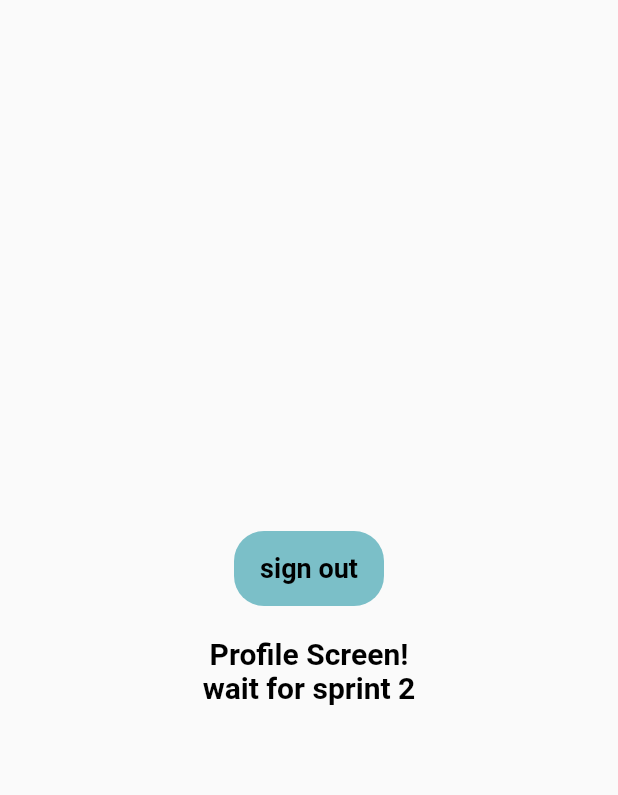
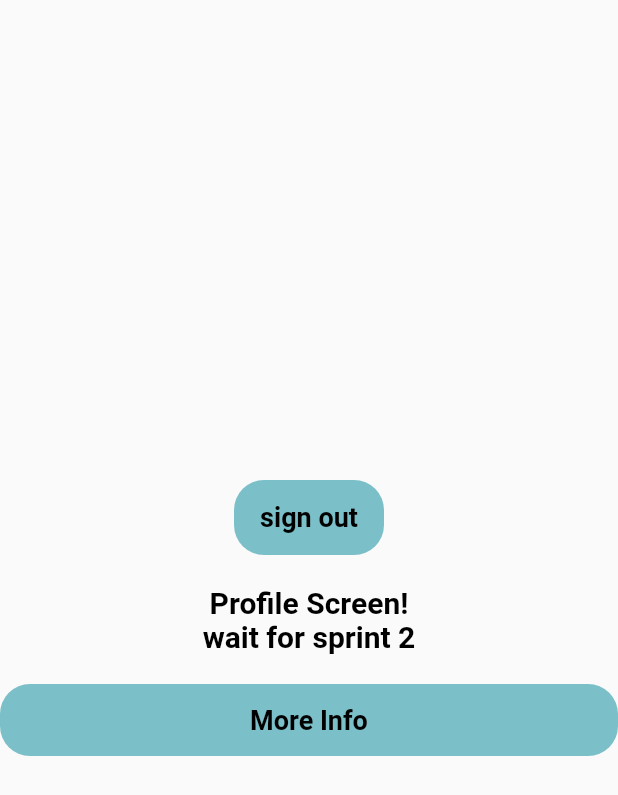
Before and after one commit to SondosRayan/2022a-CarCall, a Flutter app: the ProfileScreen screen opened directly, on a phone screen of 412 x 824 dp. Shown: the top 795 px of the screen. Run offline on Flutter 3.47's test engine with Material 2 defaults, Android fonts, the phone set to English and light mode, and no system bars; our stand-ins replace camera, cloud_firestore, firebase_auth, firebase_core, firebase_storage, google_sign_in; missing offline and left inert: pattern_formatter, simple_ocr_plugin; accounts and stored records are empty.

```diff
--- a/lib/screens/profile.dart
+++ b/lib/screens/profile.dart
@@ -24,7 +24,6 @@ class _ProfileScreenState extends State<ProfileScreen>
     super.build(context);
     return Scaffold(
       body: Center(
-
         child: Column(
           mainAxisAlignment: MainAxisAlignment.center,
           children: [
@@ -46,6 +45,27 @@ class _ProfileScreenState extends State<ProfileScreen>
             ),
             box,
             getText("Profile Screen!\nwait for sprint 2", Colors.black, 20, true),
+            box,
+            Material(
+              color: blue5,
+              borderRadius: BorderRadius.circular(20.0),
+              child: MaterialButton(
+                // color: blue5,
+                child: Align(
+                  alignment: Alignment.center,
+                  child: getText("More Info", Colors.black, 18, true),
+                ),
+                onPressed:(){
+                  showAboutDialog(
+                    context: context,
+                    applicationVersion: '1.0.0',
+                    applicationName: 'CarCall',
+                  /*children: [
+                    Text("blablabla"),
+                  ]*/);
+                }
+              ),
+            ),
           ],
         ),
       ),
```
